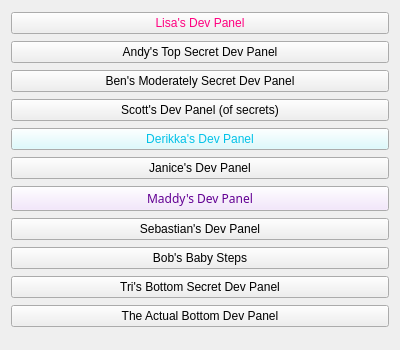
This is opsDevPanel.ui in slaclab/devPanel as Qt 5 draws it before an edit. The edited form follows.
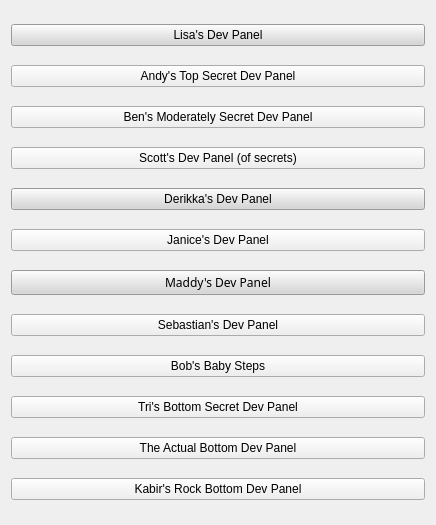
This is the edited form. Custom widgets are drawn as their Qt base class.

Commit message: adding kabir's dev panel

The edit to the form file:
```diff
--- a/opsDevPanel.ui
+++ b/opsDevPanel.ui
@@ -6,74 +6,224 @@
    <rect>
     <x>0</x>
     <y>0</y>
-    <width>400</width>
-    <height>350</height>
+    <width>436</width>
+    <height>525</height>
    </rect>
   </property>
   <property name="windowTitle">
    <string>Form</string>
   </property>
   <layout class="QGridLayout" name="gridLayout">
+   <item row="6" column="0">
+    <widget class="PyDMRelatedDisplayButton" name="JanicesDevPanel">
+     <property name="toolTip">
+      <string/>
+     </property>
+     <property name="text">
+      <string>Janice's Dev Panel</string>
+     </property>
+     <property name="filenames" stdset="0">
+      <stringlist>
+       <string>jnelson/devPaneljnelson.ui</string>
+      </stringlist>
+     </property>
+    </widget>
+   </item>
    <item row="7" column="0">
     <widget class="PyDMRelatedDisplayButton" name="PyDMRelatedDisplayButton">
      <property name="palette">
       <palette>
        <active>
+        <colorrole role="WindowText">
+         <brush brushstyle="SolidPattern">
+          <color alpha="255">
+           <red>0</red>
+           <green>0</green>
+           <blue>0</blue>
+          </color>
+         </brush>
+        </colorrole>
         <colorrole role="Button">
          <brush brushstyle="SolidPattern">
           <color alpha="255">
-           <red>240</red>
-           <green>224</green>
-           <blue>251</blue>
+           <red>214</red>
+           <green>214</green>
+           <blue>214</blue>
+          </color>
+         </brush>
+        </colorrole>
+        <colorrole role="Text">
+         <brush brushstyle="SolidPattern">
+          <color alpha="255">
+           <red>0</red>
+           <green>0</green>
+           <blue>0</blue>
           </color>
          </brush>
         </colorrole>
         <colorrole role="ButtonText">
          <brush brushstyle="SolidPattern">
           <color alpha="255">
-           <red>98</red>
+           <red>0</red>
            <green>0</green>
-           <blue>147</blue>
+           <blue>0</blue>
+          </color>
+         </brush>
+        </colorrole>
+        <colorrole role="Base">
+         <brush brushstyle="SolidPattern">
+          <color alpha="255">
+           <red>214</red>
+           <green>214</green>
+           <blue>214</blue>
+          </color>
+         </brush>
+        </colorrole>
+        <colorrole role="Window">
+         <brush brushstyle="SolidPattern">
+          <color alpha="255">
+           <red>214</red>
+           <green>214</green>
+           <blue>214</blue>
+          </color>
+         </brush>
+        </colorrole>
+        <colorrole role="PlaceholderText">
+         <brush brushstyle="NoBrush">
+          <color alpha="128">
+           <red>0</red>
+           <green>0</green>
+           <blue>0</blue>
           </color>
          </brush>
         </colorrole>
        </active>
        <inactive>
+        <colorrole role="WindowText">
+         <brush brushstyle="SolidPattern">
+          <color alpha="255">
+           <red>0</red>
+           <green>0</green>
+           <blue>0</blue>
+          </color>
+         </brush>
+        </colorrole>
         <colorrole role="Button">
          <brush brushstyle="SolidPattern">
           <color alpha="255">
-           <red>240</red>
-           <green>224</green>
-           <blue>251</blue>
+           <red>214</red>
+           <green>214</green>
+           <blue>214</blue>
+          </color>
+         </brush>
+        </colorrole>
+        <colorrole role="Text">
+         <brush brushstyle="SolidPattern">
+          <color alpha="255">
+           <red>0</red>
+           <green>0</green>
+           <blue>0</blue>
           </color>
          </brush>
         </colorrole>
         <colorrole role="ButtonText">
          <brush brushstyle="SolidPattern">
           <color alpha="255">
-           <red>98</red>
+           <red>0</red>
            <green>0</green>
-           <blue>147</blue>
+           <blue>0</blue>
+          </color>
+         </brush>
+        </colorrole>
+        <colorrole role="Base">
+         <brush brushstyle="SolidPattern">
+          <color alpha="255">
+           <red>214</red>
+           <green>214</green>
+           <blue>214</blue>
+          </color>
+         </brush>
+        </colorrole>
+        <colorrole role="Window">
+         <brush brushstyle="SolidPattern">
+          <color alpha="255">
+           <red>214</red>
+           <green>214</green>
+           <blue>214</blue>
+          </color>
+         </brush>
+        </colorrole>
+        <colorrole role="PlaceholderText">
+         <brush brushstyle="NoBrush">
+          <color alpha="128">
+           <red>0</red>
+           <green>0</green>
+           <blue>0</blue>
           </color>
          </brush>
         </colorrole>
        </inactive>
        <disabled>
+        <colorrole role="WindowText">
+         <brush brushstyle="SolidPattern">
+          <color alpha="255">
+           <red>0</red>
+           <green>0</green>
+           <blue>0</blue>
+          </color>
+         </brush>
+        </colorrole>
         <colorrole role="Button">
          <brush brushstyle="SolidPattern">
           <color alpha="255">
-           <red>240</red>
-           <green>224</green>
-           <blue>251</blue>
+           <red>214</red>
+           <green>214</green>
+           <blue>214</blue>
+          </color>
+         </brush>
+        </colorrole>
+        <colorrole role="Text">
+         <brush brushstyle="SolidPattern">
+          <color alpha="255">
+           <red>0</red>
+           <green>0</green>
+           <blue>0</blue>
           </color>
          </brush>
         </colorrole>
         <colorrole role="ButtonText">
          <brush brushstyle="SolidPattern">
           <color alpha="255">
-           <red>190</red>
-           <green>190</green>
-           <blue>190</blue>
+           <red>0</red>
+           <green>0</green>
+           <blue>0</blue>
+          </color>
+         </brush>
+        </colorrole>
+        <colorrole role="Base">
+         <brush brushstyle="SolidPattern">
+          <color alpha="255">
+           <red>214</red>
+           <green>214</green>
+           <blue>214</blue>
+          </color>
+         </brush>
+        </colorrole>
+        <colorrole role="Window">
+         <brush brushstyle="SolidPattern">
+          <color alpha="255">
+           <red>214</red>
+           <green>214</green>
+           <blue>214</blue>
+          </color>
+         </brush>
+        </colorrole>
+        <colorrole role="PlaceholderText">
+         <brush brushstyle="NoBrush">
+          <color alpha="128">
+           <red>0</red>
+           <green>0</green>
+           <blue>0</blue>
           </color>
          </brush>
         </colorrole>
@@ -98,250 +248,6 @@
      </property>
     </widget>
    </item>
-   <item row="3" column="0">
-    <widget class="PyDMRelatedDisplayButton" name="devPanelBripman">
-     <property name="toolTip">
-      <string/>
-     </property>
-     <property name="text">
-      <string>Ben's Moderately Secret Dev Panel</string>
-     </property>
-     <property name="filenames" stdset="0">
-      <stringlist>
-       <string>bripman/devPanelBripman.ui</string>
-      </stringlist>
-     </property>
-    </widget>
-   </item>
-   <item row="9" column="0">
-    <widget class="PyDMRelatedDisplayButton" name="PyDMRelatedDisplayButton_2">
-     <property name="toolTip">
-      <string/>
-     </property>
-     <property name="text">
-      <string>Sebastian's Dev Panel</string>
-     </property>
-     <property name="filenames" stdset="0">
-      <stringlist>
-       <string>aderhold/devPanelAderhold.ui</string>
-      </stringlist>
-     </property>
-    </widget>
-   </item>
-   <item row="15" column="0">
-    <widget class="PyDMRelatedDisplayButton" name="devPanelExample">
-     <property name="toolTip">
-      <string/>
-     </property>
-     <property name="text">
-      <string>The Actual Bottom Dev Panel</string>
-     </property>
-     <property name="filenames" stdset="0">
-      <stringlist>
-       <string>example/example.py</string>
-      </stringlist>
-     </property>
-    </widget>
-   </item>
-   <item row="6" column="0">
-    <widget class="PyDMRelatedDisplayButton" name="JanicesDevPanel">
-     <property name="toolTip">
-      <string/>
-     </property>
-     <property name="text">
-      <string>Janice's Dev Panel</string>
-     </property>
-     <property name="filenames" stdset="0">
-      <stringlist>
-       <string>jnelson/devPaneljnelson.ui</string>
-      </stringlist>
-     </property>
-    </widget>
-   </item>
-   <item row="14" column="0">
-    <widget class="PyDMRelatedDisplayButton" name="PyDMRelatedDisplayButton_3">
-     <property name="toolTip">
-      <string/>
-     </property>
-     <property name="text">
-      <string>Tri's Bottom Secret Dev Panel</string>
-     </property>
-     <property name="filenames" stdset="0">
-      <stringlist>
-       <string>tri/devPanelTri.ui</string>
-      </stringlist>
-     </property>
-    </widget>
-   </item>
-   <item row="5" column="0">
-    <widget class="PyDMRelatedDisplayButton" name="PyDMRelatedDisplayButton_4">
-     <property name="palette">
-      <palette>
-       <active>
-        <colorrole role="Button">
-         <brush brushstyle="SolidPattern">
-          <color alpha="255">
-           <red>211</red>
-           <green>251</green>
-           <blue>255</blue>
-          </color>
-         </brush>
-        </colorrole>
-        <colorrole role="ButtonText">
-         <brush brushstyle="SolidPattern">
-          <color alpha="255">
-           <red>1</red>
-           <green>194</green>
-           <blue>232</blue>
-          </color>
-         </brush>
-        </colorrole>
-       </active>
-       <inactive>
-        <colorrole role="Button">
-         <brush brushstyle="SolidPattern">
-          <color alpha="255">
-           <red>211</red>
-           <green>251</green>
-           <blue>255</blue>
-          </color>
-         </brush>
-        </colorrole>
-        <colorrole role="ButtonText">
-         <brush brushstyle="SolidPattern">
-          <color alpha="255">
-           <red>1</red>
-           <green>194</green>
-           <blue>232</blue>
-          </color>
-         </brush>
-        </colorrole>
-       </inactive>
-       <disabled>
-        <colorrole role="Button">
-         <brush brushstyle="SolidPattern">
-          <color alpha="255">
-           <red>211</red>
-           <green>251</green>
-           <blue>255</blue>
-          </color>
-         </brush>
-        </colorrole>
-        <colorrole role="ButtonText">
-         <brush brushstyle="SolidPattern">
-          <color alpha="255">
-           <red>190</red>
-           <green>190</green>
-           <blue>190</blue>
-          </color>
-         </brush>
-        </colorrole>
-       </disabled>
-      </palette>
-     </property>
-     <property name="font">
-      <font>
-       <weight>50</weight>
-       <italic>false</italic>
-       <bold>false</bold>
-       <strikeout>false</strikeout>
-      </font>
-     </property>
-     <property name="toolTip">
-      <string/>
-     </property>
-     <property name="text">
-      <string>Derikka's Dev Panel</string>
-     </property>
-     <property name="filenames" stdset="0">
-      <stringlist>
-       <string>derikka/devPanelDerikka.ui</string>
-      </stringlist>
-     </property>
-    </widget>
-   </item>
-   <item row="2" column="0">
-    <widget class="PyDMRelatedDisplayButton" name="devPanelAndy">
-     <property name="toolTip">
-      <string/>
-     </property>
-     <property name="text">
-      <string>Andy's Top Secret Dev Panel</string>
-     </property>
-     <property name="filenames" stdset="0">
-      <stringlist>
-       <string>andy/devPanelAndy.ui</string>
-      </stringlist>
-     </property>
-    </widget>
-   </item>
-   <item row="1" column="0">
-    <widget class="PyDMRelatedDisplayButton" name="devPanelLisa">
-     <property name="palette">
-      <palette>
-       <active>
-        <colorrole role="ButtonText">
-         <brush brushstyle="SolidPattern">
-          <color alpha="255">
-           <red>255</red>
-           <green>0</green>
-           <blue>127</blue>
-          </color>
-         </brush>
-        </colorrole>
-       </active>
-       <inactive>
-        <colorrole role="ButtonText">
-         <brush brushstyle="SolidPattern">
-          <color alpha="255">
-           <red>255</red>
-           <green>0</green>
-           <blue>127</blue>
-          </color>
-         </brush>
-        </colorrole>
-       </inactive>
-       <disabled>
-        <colorrole role="ButtonText">
-         <brush brushstyle="SolidPattern">
-          <color alpha="255">
-           <red>190</red>
-           <green>190</green>
-           <blue>190</blue>
-          </color>
-         </brush>
-        </colorrole>
-       </disabled>
-      </palette>
-     </property>
-     <property name="toolTip">
-      <string/>
-     </property>
-     <property name="text">
-      <string>Lisa's Dev Panel</string>
-     </property>
-     <property name="filenames" stdset="0">
-      <stringlist>
-       <string>lisa/devPanelLisa.ui</string>
-      </stringlist>
-     </property>
-    </widget>
-   </item>
-   <item row="10" column="0">
-    <widget class="PyDMRelatedDisplayButton" name="devPanelBob">
-     <property name="toolTip">
-      <string/>
-     </property>
-     <property name="text">
-      <string>Bob's Baby Steps</string>
-     </property>
-     <property name="filenames" stdset="0">
-      <stringlist>
-       <string>blegg/devPanelBob.ui</string>
-      </stringlist>
-     </property>
-    </widget>
-   </item>
    <item row="4" column="0">
     <widget class="PyDMRelatedDisplayButton" name="devPanelScott">
      <property name="toolTip">
@@ -380,6 +286,547 @@
      </property>
     </widget>
    </item>
+   <item row="2" column="0">
+    <widget class="PyDMRelatedDisplayButton" name="devPanelAndy">
+     <property name="toolTip">
+      <string/>
+     </property>
+     <property name="text">
+      <string>Andy's Top Secret Dev Panel</string>
+     </property>
+     <property name="filenames" stdset="0">
+      <stringlist>
+       <string>andy/devPanelAndy.ui</string>
+      </stringlist>
+     </property>
+    </widget>
+   </item>
+   <item row="5" column="0">
+    <widget class="PyDMRelatedDisplayButton" name="PyDMRelatedDisplayButton_4">
+     <property name="palette">
+      <palette>
+       <active>
+        <colorrole role="WindowText">
+         <brush brushstyle="SolidPattern">
+          <color alpha="255">
+           <red>0</red>
+           <green>0</green>
+           <blue>0</blue>
+          </color>
+         </brush>
+        </colorrole>
+        <colorrole role="Button">
+         <brush brushstyle="SolidPattern">
+          <color alpha="255">
+           <red>214</red>
+           <green>214</green>
+           <blue>214</blue>
+          </color>
+         </brush>
+        </colorrole>
+        <colorrole role="Text">
+         <brush brushstyle="SolidPattern">
+          <color alpha="255">
+           <red>0</red>
+           <green>0</green>
+           <blue>0</blue>
+          </color>
+         </brush>
+        </colorrole>
+        <colorrole role="ButtonText">
+         <brush brushstyle="SolidPattern">
+          <color alpha="255">
+           <red>0</red>
+           <green>0</green>
+           <blue>0</blue>
+          </color>
+         </brush>
+        </colorrole>
+        <colorrole role="Base">
+         <brush brushstyle="SolidPattern">
+          <color alpha="255">
+           <red>214</red>
+           <green>214</green>
+           <blue>214</blue>
+          </color>
+         </brush>
+        </colorrole>
+        <colorrole role="Window">
+         <brush brushstyle="SolidPattern">
+          <color alpha="255">
+           <red>214</red>
+           <green>214</green>
+           <blue>214</blue>
+          </color>
+         </brush>
+        </colorrole>
+        <colorrole role="PlaceholderText">
+         <brush brushstyle="NoBrush">
+          <color alpha="128">
+           <red>0</red>
+           <green>0</green>
+           <blue>0</blue>
+          </color>
+         </brush>
+        </colorrole>
+       </active>
+       <inactive>
+        <colorrole role="WindowText">
+         <brush brushstyle="SolidPattern">
+          <color alpha="255">
+           <red>0</red>
+           <green>0</green>
+           <blue>0</blue>
+          </color>
+         </brush>
+        </colorrole>
+        <colorrole role="Button">
+         <brush brushstyle="SolidPattern">
+          <color alpha="255">
+           <red>214</red>
+           <green>214</green>
+           <blue>214</blue>
+          </color>
+         </brush>
+        </colorrole>
+        <colorrole role="Text">
+         <brush brushstyle="SolidPattern">
+          <color alpha="255">
+           <red>0</red>
+           <green>0</green>
+           <blue>0</blue>
+          </color>
+         </brush>
+        </colorrole>
+        <colorrole role="ButtonText">
+         <brush brushstyle="SolidPattern">
+          <color alpha="255">
+           <red>0</red>
+           <green>0</green>
+           <blue>0</blue>
+          </color>
+         </brush>
+        </colorrole>
+        <colorrole role="Base">
+         <brush brushstyle="SolidPattern">
+          <color alpha="255">
+           <red>214</red>
+           <green>214</green>
+           <blue>214</blue>
+          </color>
+         </brush>
+        </colorrole>
+        <colorrole role="Window">
+         <brush brushstyle="SolidPattern">
+          <color alpha="255">
+           <red>214</red>
+           <green>214</green>
+           <blue>214</blue>
+          </color>
+         </brush>
+        </colorrole>
+        <colorrole role="PlaceholderText">
+         <brush brushstyle="NoBrush">
+          <color alpha="128">
+           <red>0</red>
+           <green>0</green>
+           <blue>0</blue>
+          </color>
+         </brush>
+        </colorrole>
+       </inactive>
+       <disabled>
+        <colorrole role="WindowText">
+         <brush brushstyle="SolidPattern">
+          <color alpha="255">
+           <red>0</red>
+           <green>0</green>
+           <blue>0</blue>
+          </color>
+         </brush>
+        </colorrole>
+        <colorrole role="Button">
+         <brush brushstyle="SolidPattern">
+          <color alpha="255">
+           <red>214</red>
+           <green>214</green>
+           <blue>214</blue>
+          </color>
+         </brush>
+        </colorrole>
+        <colorrole role="Text">
+         <brush brushstyle="SolidPattern">
+          <color alpha="255">
+           <red>0</red>
+           <green>0</green>
+           <blue>0</blue>
+          </color>
+         </brush>
+        </colorrole>
+        <colorrole role="ButtonText">
+         <brush brushstyle="SolidPattern">
+          <color alpha="255">
+           <red>0</red>
+           <green>0</green>
+           <blue>0</blue>
+          </color>
+         </brush>
+        </colorrole>
+        <colorrole role="Base">
+         <brush brushstyle="SolidPattern">
+          <color alpha="255">
+           <red>214</red>
+           <green>214</green>
+           <blue>214</blue>
+          </color>
+         </brush>
+        </colorrole>
+        <colorrole role="Window">
+         <brush brushstyle="SolidPattern">
+          <color alpha="255">
+           <red>214</red>
+           <green>214</green>
+           <blue>214</blue>
+          </color>
+         </brush>
+        </colorrole>
+        <colorrole role="PlaceholderText">
+         <brush brushstyle="NoBrush">
+          <color alpha="128">
+           <red>0</red>
+           <green>0</green>
+           <blue>0</blue>
+          </color>
+         </brush>
+        </colorrole>
+       </disabled>
+      </palette>
+     </property>
+     <property name="font">
+      <font>
+       <weight>50</weight>
+       <italic>false</italic>
+       <bold>false</bold>
+       <strikeout>false</strikeout>
+      </font>
+     </property>
+     <property name="toolTip">
+      <string/>
+     </property>
+     <property name="text">
+      <string>Derikka's Dev Panel</string>
+     </property>
+     <property name="filenames" stdset="0">
+      <stringlist>
+       <string>derikka/devPanelDerikka.ui</string>
+      </stringlist>
+     </property>
+    </widget>
+   </item>
+   <item row="9" column="0">
+    <widget class="PyDMRelatedDisplayButton" name="PyDMRelatedDisplayButton_2">
+     <property name="toolTip">
+      <string/>
+     </property>
+     <property name="text">
+      <string>Sebastian's Dev Panel</string>
+     </property>
+     <property name="filenames" stdset="0">
+      <stringlist>
+       <string>aderhold/devPanelAderhold.ui</string>
+      </stringlist>
+     </property>
+    </widget>
+   </item>
+   <item row="10" column="0">
+    <widget class="PyDMRelatedDisplayButton" name="devPanelBob">
+     <property name="toolTip">
+      <string/>
+     </property>
+     <property name="text">
+      <string>Bob's Baby Steps</string>
+     </property>
+     <property name="filenames" stdset="0">
+      <stringlist>
+       <string>blegg/devPanelBob.ui</string>
+      </stringlist>
+     </property>
+    </widget>
+   </item>
+   <item row="1" column="0">
+    <widget class="PyDMRelatedDisplayButton" name="devPanelLisa">
+     <property name="palette">
+      <palette>
+       <active>
+        <colorrole role="WindowText">
+         <brush brushstyle="SolidPattern">
+          <color alpha="255">
+           <red>0</red>
+           <green>0</green>
+           <blue>0</blue>
+          </color>
+         </brush>
+        </colorrole>
+        <colorrole role="Button">
+         <brush brushstyle="SolidPattern">
+          <color alpha="255">
+           <red>214</red>
+           <green>214</green>
+           <blue>214</blue>
+          </color>
+         </brush>
+        </colorrole>
+        <colorrole role="Text">
+         <brush brushstyle="SolidPattern">
+          <color alpha="255">
+           <red>0</red>
+           <green>0</green>
+           <blue>0</blue>
+          </color>
+         </brush>
+        </colorrole>
+        <colorrole role="ButtonText">
+         <brush brushstyle="SolidPattern">
+          <color alpha="255">
+           <red>0</red>
+           <green>0</green>
+           <blue>0</blue>
+          </color>
+         </brush>
+        </colorrole>
+        <colorrole role="Base">
+         <brush brushstyle="SolidPattern">
+          <color alpha="255">
+           <red>214</red>
+           <green>214</green>
+           <blue>214</blue>
+          </color>
+         </brush>
+        </colorrole>
+        <colorrole role="Window">
+         <brush brushstyle="SolidPattern">
+          <color alpha="255">
+           <red>214</red>
+           <green>214</green>
+           <blue>214</blue>
+          </color>
+         </brush>
+        </colorrole>
+        <colorrole role="PlaceholderText">
+         <brush brushstyle="NoBrush">
+          <color alpha="128">
+           <red>0</red>
+           <green>0</green>
+           <blue>0</blue>
+          </color>
+         </brush>
+        </colorrole>
+       </active>
+       <inactive>
+        <colorrole role="WindowText">
+         <brush brushstyle="SolidPattern">
+          <color alpha="255">
+           <red>0</red>
+           <green>0</green>
+           <blue>0</blue>
+          </color>
+         </brush>
+        </colorrole>
+        <colorrole role="Button">
+         <brush brushstyle="SolidPattern">
+          <color alpha="255">
+           <red>214</red>
+           <green>214</green>
+           <blue>214</blue>
+          </color>
+         </brush>
+        </colorrole>
+        <colorrole role="Text">
+         <brush brushstyle="SolidPattern">
+          <color alpha="255">
+           <red>0</red>
+           <green>0</green>
+           <blue>0</blue>
+          </color>
+         </brush>
+        </colorrole>
+        <colorrole role="ButtonText">
+         <brush brushstyle="SolidPattern">
+          <color alpha="255">
+           <red>0</red>
+           <green>0</green>
+           <blue>0</blue>
+          </color>
+         </brush>
+        </colorrole>
+        <colorrole role="Base">
+         <brush brushstyle="SolidPattern">
+          <color alpha="255">
+           <red>214</red>
+           <green>214</green>
+           <blue>214</blue>
+          </color>
+         </brush>
+        </colorrole>
+        <colorrole role="Window">
+         <brush brushstyle="SolidPattern">
+          <color alpha="255">
+           <red>214</red>
+           <green>214</green>
+           <blue>214</blue>
+          </color>
+         </brush>
+        </colorrole>
+        <colorrole role="PlaceholderText">
+         <brush brushstyle="NoBrush">
+          <color alpha="128">
+           <red>0</red>
+           <green>0</green>
+           <blue>0</blue>
+          </color>
+         </brush>
+        </colorrole>
+       </inactive>
+       <disabled>
+        <colorrole role="WindowText">
+         <brush brushstyle="SolidPattern">
+          <color alpha="255">
+           <red>0</red>
+           <green>0</green>
+           <blue>0</blue>
+          </color>
+         </brush>
+        </colorrole>
+        <colorrole role="Button">
+         <brush brushstyle="SolidPattern">
+          <color alpha="255">
+           <red>214</red>
+           <green>214</green>
+           <blue>214</blue>
+          </color>
+         </brush>
+        </colorrole>
+        <colorrole role="Text">
+         <brush brushstyle="SolidPattern">
+          <color alpha="255">
+           <red>0</red>
+           <green>0</green>
+           <blue>0</blue>
+          </color>
+         </brush>
+        </colorrole>
+        <colorrole role="ButtonText">
+         <brush brushstyle="SolidPattern">
+          <color alpha="255">
+           <red>0</red>
+           <green>0</green>
+           <blue>0</blue>
+          </color>
+         </brush>
+        </colorrole>
+        <colorrole role="Base">
+         <brush brushstyle="SolidPattern">
+          <color alpha="255">
+           <red>214</red>
+           <green>214</green>
+           <blue>214</blue>
+          </color>
+         </brush>
+        </colorrole>
+        <colorrole role="Window">
+         <brush brushstyle="SolidPattern">
+          <color alpha="255">
+           <red>214</red>
+           <green>214</green>
+           <blue>214</blue>
+          </color>
+         </brush>
+        </colorrole>
+        <colorrole role="PlaceholderText">
+         <brush brushstyle="NoBrush">
+          <color alpha="128">
+           <red>0</red>
+           <green>0</green>
+           <blue>0</blue>
+          </color>
+         </brush>
+        </colorrole>
+       </disabled>
+      </palette>
+     </property>
+     <property name="toolTip">
+      <string/>
+     </property>
+     <property name="text">
+      <string>Lisa's Dev Panel</string>
+     </property>
+     <property name="filenames" stdset="0">
+      <stringlist>
+       <string>lisa/devPanelLisa.ui</string>
+      </stringlist>
+     </property>
+    </widget>
+   </item>
+   <item row="3" column="0">
+    <widget class="PyDMRelatedDisplayButton" name="devPanelBripman">
+     <property name="toolTip">
+      <string/>
+     </property>
+     <property name="text">
+      <string>Ben's Moderately Secret Dev Panel</string>
+     </property>
+     <property name="filenames" stdset="0">
+      <stringlist>
+       <string>bripman/devPanelBripman.ui</string>
+      </stringlist>
+     </property>
+    </widget>
+   </item>
+   <item row="14" column="0">
+    <widget class="PyDMRelatedDisplayButton" name="PyDMRelatedDisplayButton_3">
+     <property name="toolTip">
+      <string/>
+     </property>
+     <property name="text">
+      <string>Tri's Bottom Secret Dev Panel</string>
+     </property>
+     <property name="filenames" stdset="0">
+      <stringlist>
+       <string>tri/devPanelTri.ui</string>
+      </stringlist>
+     </property>
+    </widget>
+   </item>
+   <item row="15" column="0">
+    <widget class="PyDMRelatedDisplayButton" name="devPanelExample">
+     <property name="toolTip">
+      <string/>
+     </property>
+     <property name="text">
+      <string>The Actual Bottom Dev Panel</string>
+     </property>
+     <property name="filenames" stdset="0">
+      <stringlist>
+       <string>example/example.py</string>
+      </stringlist>
+     </property>
+    </widget>
+   </item>
+   <item row="16" column="0">
+    <widget class="PyDMRelatedDisplayButton" name="devPanelKabir">
+     <property name="toolTip">
+      <string/>
+     </property>
+     <property name="text">
+      <string>Kabir's Rock Bottom Dev Panel</string>
+     </property>
+     <property name="filenames" stdset="0">
+      <stringlist>
+       <string>kabir/devPanelKabir.ui</string>
+      </stringlist>
+     </property>
+    </widget>
+   </item>
   </layout>
  </widget>
  <customwidgets>
```
The commit also changes 1 other file.
